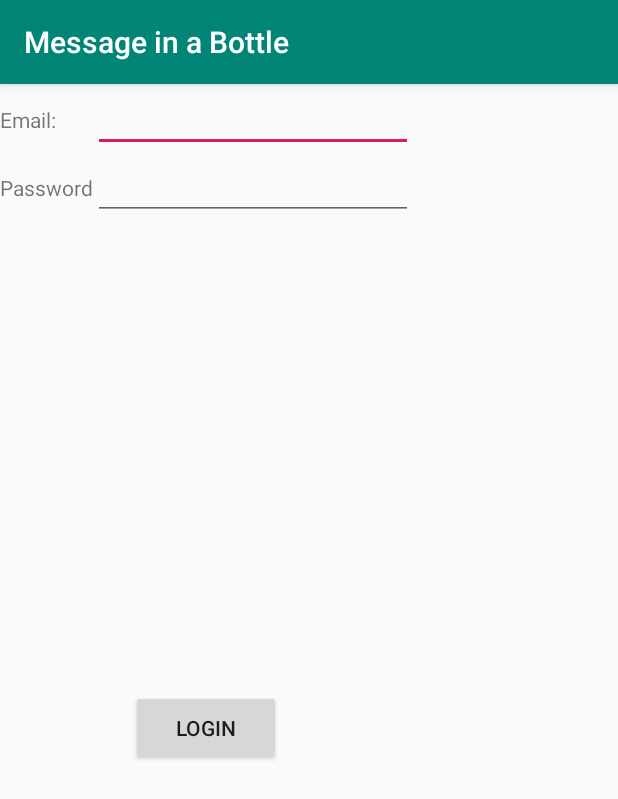
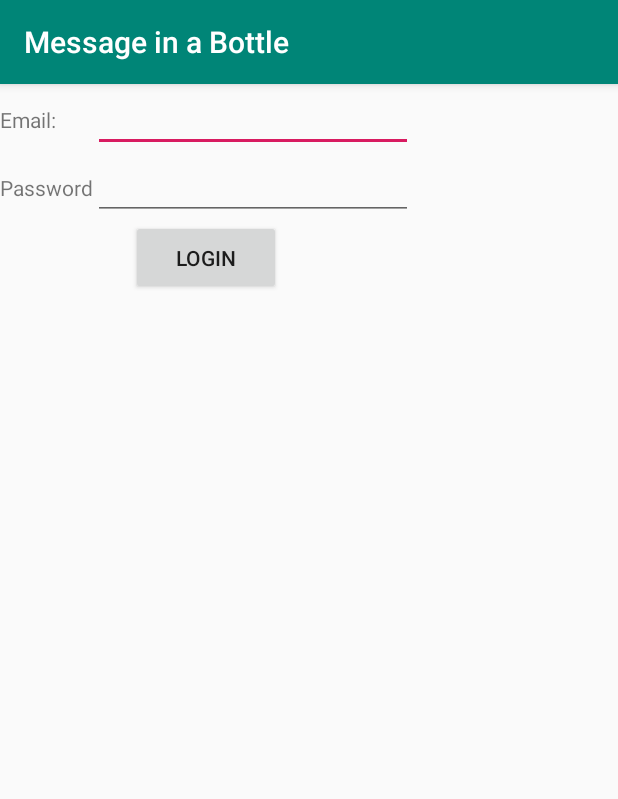
Before and after one commit to toastymmm/mobile, an Android app: the screen it shows after launch (LoginActivity), on a phone screen of 412 x 824 dp. Shown: the top 799 px of the screen. Run offline under Robolectric (Android 15) with nearby library versions, the phone set to English and light mode, and no system bars; libraries missing offline, so code that uses them is left out: org.osmdroid.config, org.osmdroid.util, org.osmdroid.views; 9 statements that could not run were skipped.

Commit message:
made fields clear if an invalid password is entered

```diff
--- a/app/src/main/java/toasty/messageinabottle/LoginActivity.java
+++ b/app/src/main/java/toasty/messageinabottle/LoginActivity.java
@@ -25,7 +25,7 @@ public class LoginActivity extends AppCompatActivity {
 
         Button loginButton=findViewById(R.id.loginButton);
         final EditText emailField=findViewById(R.id.loginEmailField);
-        final EditText passwordField=findViewById(R.id.loginEmailField);
+        final EditText passwordField=findViewById(R.id.loginPasswordField);
         final LoginActivity toClose=this;
 
         loginButton.setOnClickListener(new View.OnClickListener() {
@@ -41,6 +41,9 @@ public class LoginActivity extends AppCompatActivity {
                 }
                 else {
                     Log.d(tag, "Invalid password.");
+                    emailField.setText("");
+                    passwordField.setText("");
+                    emailField.requestFocus();
                 }
             }
         });
--- a/app/src/main/java/toasty/messageinabottle/data/MockBackend.java
+++ b/app/src/main/java/toasty/messageinabottle/data/MockBackend.java
@@ -17,6 +17,8 @@ public class MockBackend implements Backend {
 
     @Override
     public void login(String username, String password) throws AuthenticationException {
+        if (username.startsWith("z"))
+            throw new AuthenticationException();
         loggedIn = true;
     }
 
--- a/app/src/main/res/layout/activity_login.xml
+++ b/app/src/main/res/layout/activity_login.xml
@@ -11,6 +11,7 @@
         android:layout_height="match_parent"
         android:columnCount="4"
         android:rowCount="3">
+
 
 
         <TextView
@@ -62,7 +63,7 @@
             android:layout_column="1"
             android:layout_columnSpan="2"
             android:text="Login"
-            android:layout_gravity="center"/>
+            android:layout_gravity="center_horizontal"/>
 
     </android.support.design.circularreveal.CircularRevealGridLayout>
 
```
